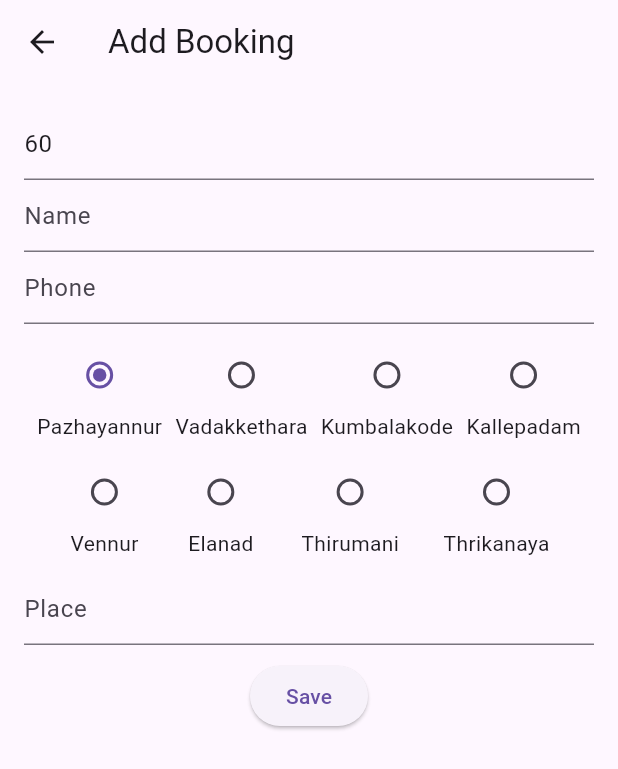
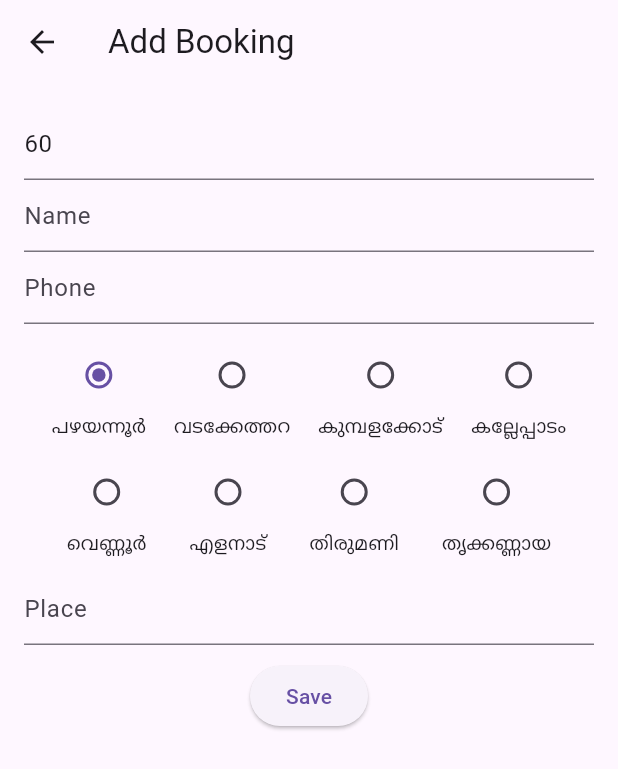
Before and after one commit to krAbhijith/Flutter_Booking_Management, a Flutter app: the AddScreen screen opened directly, after a tap on "Save", on a phone screen of 412 x 824 dp. Shown: the top 769 px of the screen. Run offline on Flutter 3.47's test engine with Material 3 defaults, Android fonts, the phone set to English and light mode, and no system bars; our stand-ins replace hive, hive_flutter; accounts and stored records are empty.

```diff
--- a/lib/screens/add_screen.dart
+++ b/lib/screens/add_screen.dart
@@ -1,6 +1,9 @@
 import 'package:flutter/material.dart';
 import 'package:hive_flutter/hive_flutter.dart';
 import 'package:test_app/hive_db.dart';
+import 'package:collection/collection.dart';
+
+
 class AddScreen extends StatefulWidget {
   const AddScreen({super.key});
 
@@ -19,7 +22,16 @@ class AddScreenState extends State<AddScreen> {
 
   int _radioValue = 0;
 
-  final List<String> area = ['Pazhayannur', 'Vadakkethara', 'Kumbalakode', 'Kallepadam', 'Vennur', 'Elanad', 'Thirumani', 'Thrikanaya'];
+  final List<String> area = [
+    'പഴയന്നൂർ',
+    'വടക്കേത്തറ',
+    'കുമ്പളക്കോട്',
+    'കല്ലേപ്പാടം',
+    'വെണ്ണൂർ',
+    'എളനാട്',
+    'തിരുമണി',
+    'തൃക്കണ്ണായ'
+  ];
 
   void _clearFields() {
     _nameController.clear();
@@ -54,6 +66,18 @@ class AddScreenState extends State<AddScreen> {
             TextField(
               controller: _cNoController,
               keyboardType: TextInputType.number,
+              onEditingComplete: () {
+                final Box box = Hive.box<Booking>('bookings'); // Specify the type for type safety
+                final List<Booking> bookingsList = box.values.toList().cast<Booking>();
+                final Booking? booking = bookingsList.firstWhereOrNull((element) => element.consumerNumber == int.parse(_cNoController.text));
+                if (booking != null) {
+                  _nameController.text = booking.name;
+                  _phoneController.text = booking.phone.toString();
+                  _placeController.text = booking.place;
+                  _handleRadioValueChange(area.indexOf(booking.place));
+                  // print((booking.area));
+                }
+              },
             ),
             TextField(
                 controller: _nameController,
@@ -61,8 +85,7 @@ class AddScreenState extends State<AddScreen> {
             TextField(
                 controller: _phoneController,
                 keyboardType: TextInputType.phone,
-                decoration: const InputDecoration(hintText: 'Phone')
-            ),
+                decoration: const InputDecoration(hintText: 'Phone')),
             // TextField(controller: _bookingDateController, decoration: const InputDecoration(hintText: 'Booking Date')),
             // TextField(controller: _deliveryDateController, decoration: const InputDecoration(hintText: 'Delivery Date')),
             // TextField(controller: _areaCodeController, decoration: const InputDecoration(hintText: 'Area Code')),
@@ -78,9 +101,7 @@ class AddScreenState extends State<AddScreen> {
                       groupValue: _radioValue,
                       onChanged: _handleRadioValueChange,
                     ),
-                    Text(
-                      area[index]
-                    ),
+                    Text(area[index]),
                   ],
                 );
               }),
@@ -89,41 +110,24 @@ class AddScreenState extends State<AddScreen> {
             Row(
               mainAxisAlignment: MainAxisAlignment.spaceEvenly,
               children: List.generate(4, (index) {
-                return Column(
-                  children: [
+                return Column(children: [
                   Radio(
                     value: index + 4,
                     groupValue: _radioValue,
                     onChanged: _handleRadioValueChange,
                   ),
-                Text(area[index+4])
-                ]
-                );
+                  Text(area[index + 4])
+                ]);
               }),
             ),
             const SizedBox(height: 10),
             TextField(
                 controller: _placeController,
-              decoration: const InputDecoration(hintText: 'Place')
-            ),
+                decoration: const InputDecoration(hintText: 'Place')),
             const SizedBox(height: 10),
             ElevatedButton(
-              onPressed: () async {
-                final box = Hive.box<Booking>('bookings');
-                final booking = Booking(
-                  name: _nameController.text,
-                  consumerNumber: int.parse(_cNoController.text),
-                  phone: int.parse(_phoneController.text),
-                  place: _placeController.text.toUpperCase(),
-                  area: area[_radioValue],
-                  bookingDate: DateTime.now().day.toString() +
-                      DateTime.now().month.toString(),
-                  deliverydate: '',
-                  deliverystatus: false,
-                  onlinePayment: false,
-                );
-                await box.add(booking);
-                _clearFields(); // Clear text fields after adding the booking
+              onPressed: () {
+                saveOrUpdateBooking();
               },
               child: const Text('Save'),
             ),
@@ -138,4 +142,47 @@ class AddScreenState extends State<AddScreen> {
       _radioValue = value!;
     });
   }
+
+  void saveOrUpdateBooking() async {
+  String cNoText = _cNoController.text;
+  if (cNoText.isNotEmpty) {
+    try {
+      int cNo = int.parse(cNoText);
+      final Box<Booking> box = Hive.box<Booking>('bookings');
+      final List<Booking> bookingsList = box.values.toList().cast<Booking>();
+      final Booking? existingBooking = bookingsList.firstWhereOrNull((element) => element.consumerNumber == cNo);
+
+      if (existingBooking != null) {
+        // Update the existing booking here (you can modify this part)
+        existingBooking.name = _nameController.text;
+        existingBooking.phone = int.parse(_phoneController.text);
+        existingBooking.place = _placeController.text.toUpperCase();
+        existingBooking.area = area[_radioValue];
+        existingBooking.bookingDate = DateTime.now().day.toString() + DateTime.now().month.toString();
+        // Update other fields as needed
+        // print(existingBooking.area);
+        box.put(existingBooking.key, existingBooking); // Update the booking in the box
+      } else {
+        // Create a new booking here (you can modify this part)
+        Booking newBooking = Booking(
+          name: _nameController.text,
+          consumerNumber: cNo,
+          phone: int.parse(_phoneController.text),
+          place: _placeController.text.toUpperCase(),
+          area: area[_radioValue],
+          bookingDate: DateTime.now().day.toString() + DateTime.now().month.toString(),
+          deliverydate: '',
+          deliverystatus: false,
+          onlinePayment: false,
+        );
+        await box.add(newBooking); // Add the new booking to the box
+        // print(newBooking.area);
       }
+      _clearFields(); // Clear text fields after updating or adding the booking
+    } catch (e) {
+      // print('Error parsing Consumer Number: $e');
+      // Handle parsing errors here
+    }
+  }
+}
+}
--- a/lib/screens/area_screen.dart
+++ b/lib/screens/area_screen.dart
@@ -7,8 +7,8 @@ class Area extends StatelessWidget {
 
   @override
   Widget build(BuildContext context) {
-    final List<String> area1 = ['Pazhayannur', 'Vadakkethara', 'Kumbalakode', 'Kallepadam'];
-    final List<String> area2 = ['Vennur', 'Elanad', 'Thirumani', 'Thrikanaya'];
+    final List<String> area1 = ['പഴയന്നൂർ', 'വടക്കേത്തറ', 'കുമ്പളക്കോട്', 'കല്ലേപ്പാടം'];
+    final List<String> area2 = ['വെണ്ണൂർ', 'എളനാട്', 'തിരുമണി', 'തൃക്കണ്ണായ'];
     List<String> area = areaNumber == 1 ? area1 : area2;
 
     return Scaffold(
--- a/pubspec.yaml
+++ b/pubspec.yaml
@@ -7,6 +7,7 @@ environment:
   sdk: '>=3.3.2 <4.0.0'
 
 dependencies:
+  collection: ^1.18.0
   flutter:
     sdk: flutter
   hive: ^2.0.4
```
Also changed, not shown: lib/screens/booking_list_screen.dart (+12 -5 lines), lib/screens/home_screen.dart (+17 -8 lines), pubspec.lock. Lines whose indentation alone changed are shown as unchanged.
